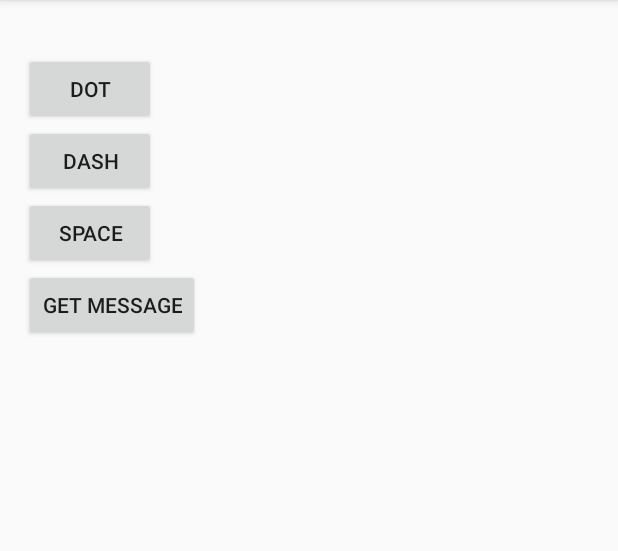
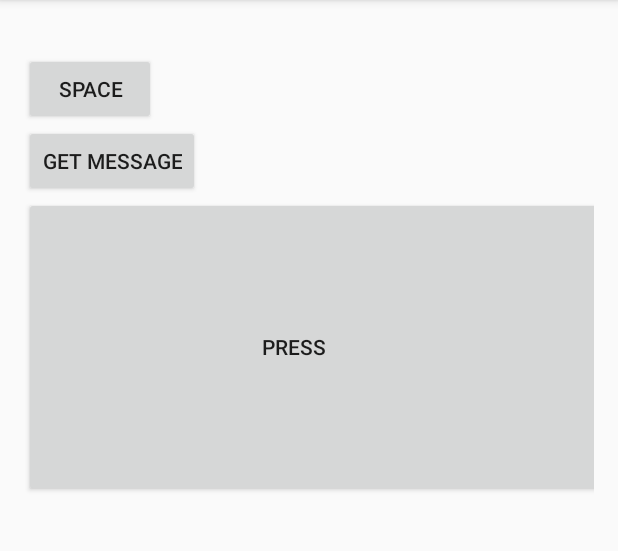
Before and after one commit to timmui/MType, an Android app: the screen it shows after launch (MainActivity), on a phone screen of 412 x 824 dp, the part 84-635 px from its top. Run offline under Robolectric (Android 15) with nearby library versions, the phone set to English and light mode, and no system bars.

Commit message:
functional morse code translator

```diff
--- a/app/src/main/java/mtype/nofluxgiven/science/MainActivity.java
+++ b/app/src/main/java/mtype/nofluxgiven/science/MainActivity.java
@@ -4,13 +4,13 @@ import android.os.Bundle;
 import android.support.v7.app.ActionBarActivity;
 import android.view.Menu;
 import android.view.MenuItem;
+import android.view.MotionEvent;
 import android.view.View;
 import android.widget.Button;
 import android.widget.LinearLayout;
 import android.widget.TextView;
 
 import java.util.HashMap;
-import java.util.Timer;
 
 public class MainActivity extends ActionBarActivity {
     private static String message = "";
@@ -18,6 +18,8 @@ public class MainActivity extends ActionBarActivity {
     private static long prev = System.currentTimeMillis();
     private static long cur = System.currentTimeMillis();
     private static String decrypted = "";
+    private static long down = System.currentTimeMillis();
+    private static long up = System.currentTimeMillis();
     private static String id;
     //private static String message;
     private static String recepient;
@@ -28,10 +30,11 @@ public class MainActivity extends ActionBarActivity {
         LinearLayout layout = (LinearLayout)findViewById(R.id.layout);
         displayMessage = (TextView)findViewById(R.id.displayMessage);
         layout.setOrientation(LinearLayout.VERTICAL);
-        Button dot = (Button)findViewById(R.id.dot);
+       // Button dot = (Button)findViewById(R.id.dot);
+
+        /*
         dot.setOnClickListener(new View.OnClickListener() {
 
-            Timer timer = new Timer();
 
             @Override
             public void onClick(View v) {
@@ -51,29 +54,9 @@ public class MainActivity extends ActionBarActivity {
                 message = message + ".";
                 updateMessage(decrypted+message);
             }
-        });
-        Button dash = (Button)findViewById(R.id.dash);
-        dash.setOnClickListener(new View.OnClickListener() {
-            @Override
-            public void onClick(View v) {
+        }); */
 
-                prev = cur;
-                cur = System.currentTimeMillis();
-                if ((cur - prev) > 1000){
-                    decrypted += hash(message);
-                    decrypted += "   ";
-                    message = "";
-                }
-                else if ((cur - prev) > 500) {
-                    decrypted += hash(message);
-                    message = "";
-                }
 
-                message = message + "-";
-                updateMessage(decrypted+message);
-
-            }
-        });
         //Button space = (Button)findViewById(R.id.space);
         ///space.setOnClickListener(new View.OnClickListener(){
            // @Override
@@ -93,7 +76,46 @@ public class MainActivity extends ActionBarActivity {
                 decrypted = "";
             }
         });
+        Button dash = (Button)findViewById(R.id.dash);
+        dash.setOnTouchListener(new View.OnTouchListener() {
+            @Override
+            public boolean onTouch(View v, MotionEvent event) {
 
+                prev = cur;
+                cur = System.currentTimeMillis();
+                if ((cur - prev) > 1000) {
+                    decrypted += hash(message);
+                    decrypted += "   ";
+                    message = "";
+                }
+                else if ((cur - prev) > 400) {
+                    decrypted += hash(message);
+                    message = "";
+                }
+
+
+                switch (event.getAction())
+                {
+                    case MotionEvent.ACTION_DOWN:
+                        down = System.currentTimeMillis();
+                        return true;
+                    case MotionEvent.ACTION_UP:
+                        up = System.currentTimeMillis();
+                        if ((up - down)>200) {
+                            message = message + "-";
+                            updateMessage(decrypted + message);
+                        }
+                        else if ((up - down) > 50) {
+                            message = message + ".";
+                            updateMessage(decrypted + message);
+                        }
+                        return true;
+                }
+                updateMessage(decrypted + message);
+                return false;
+
+            }
+        });
     }
     private static void updateMessage(String message)
     {
--- a/app/src/main/res/layout/activity_main.xml
+++ b/app/src/main/res/layout/activity_main.xml
@@ -11,16 +11,8 @@
         android:id = "@+id/displayMessage"
         android:layout_width="wrap_content"
         android:layout_height="wrap_content" />
-    <Button
-        android:id = "@+id/dot"
-        android:layout_height = "wrap_content"
-        android:layout_width = "wrap_content"
-        android:text = "DOT" />
-    <Button
-        android:id = "@+id/dash"
-        android:layout_height = "wrap_content"
-        android:layout_width = "wrap_content"
-        android:text = "DASH" />
+
+
     <Button
         android:id = "@+id/space"
         android:layout_height = "wrap_content"
@@ -31,6 +23,13 @@
         android:layout_height = "wrap_content"
         android:layout_width = "wrap_content"
         android:text = "Get Message" />
+    <Button
+        android:id = "@+id/dash"
+        android:layout_height = "200dp"
+        android:layout_width = "500dp"
+        android:layout_gravity="bottom"
+        android:text = "PRESS                                          "
+        />
 
 
 </LinearLayout>
```
